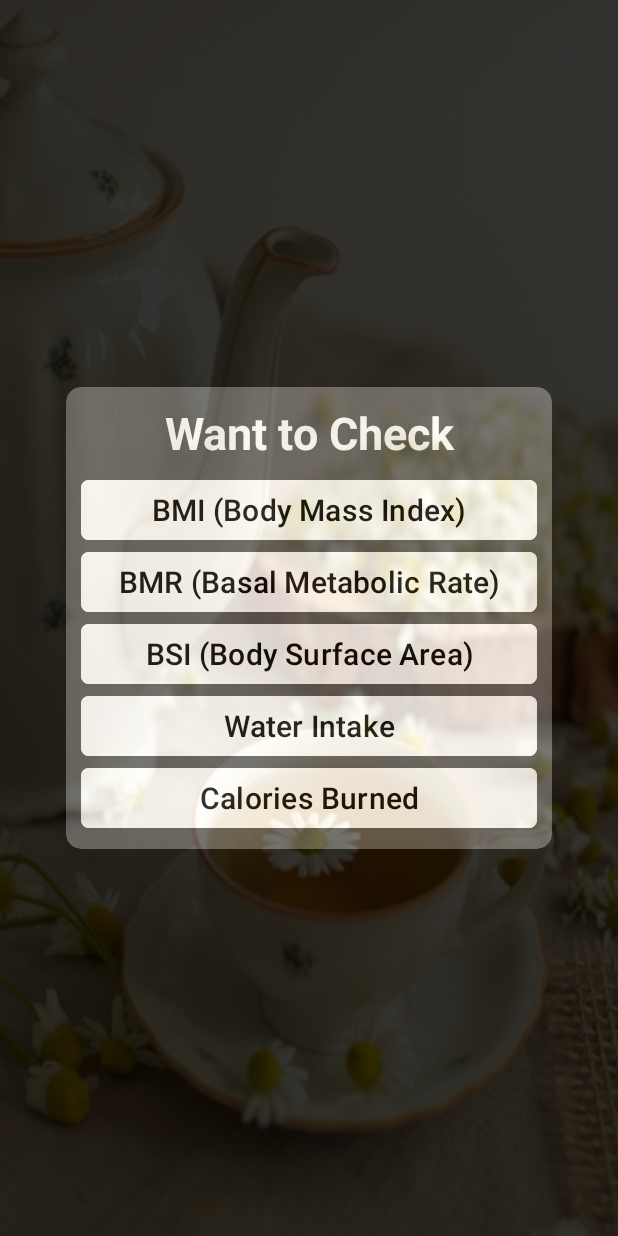
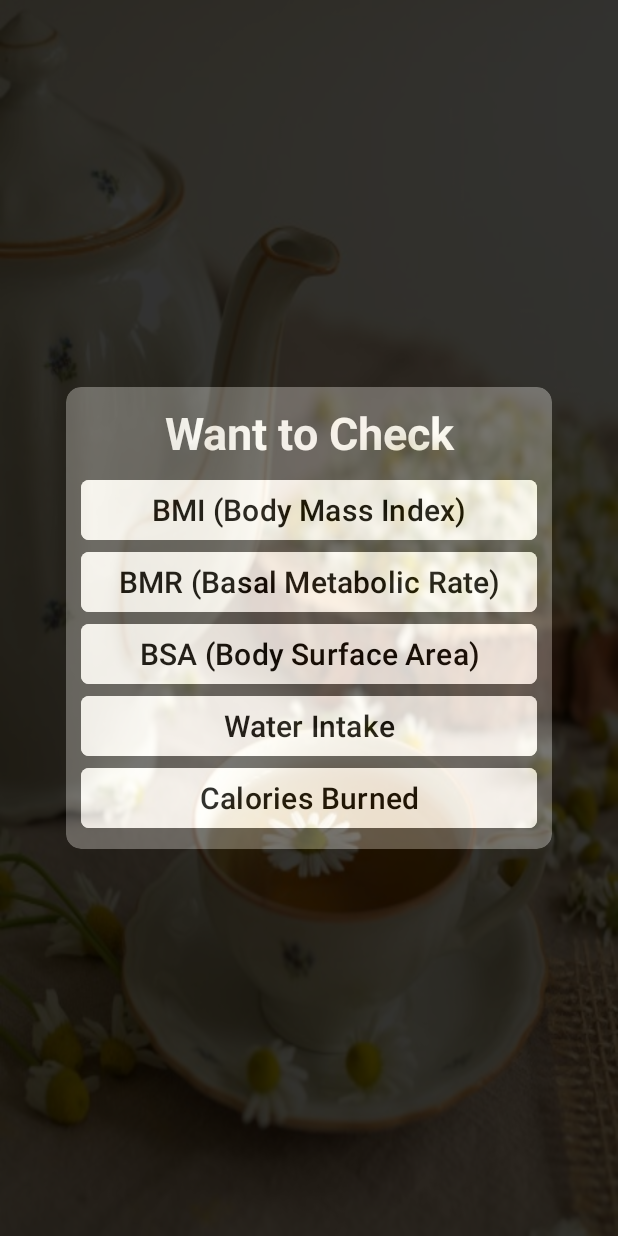
Before and after one commit to Syeda-Mahjabin-Proma/Daily-Fusion, an Android app: the health_check screen opened directly, with no data from a screen before it, on a phone screen of 412 x 824 dp. Run offline under Robolectric (Android 15) with nearby library versions, the phone set to English and light mode, and no system bars.

Commit message:
fixed some error

```diff
--- a/app/src/main/java/com/example/gameplay/calcBSA.java
+++ b/app/src/main/java/com/example/gameplay/calcBSA.java
@@ -49,10 +49,11 @@ public class calcBSA extends AppCompatActivity {
                     double bsa = Math.sqrt((weight * total_height)/3600);
                     String bsaString = String.format("%.2f", bsa);
                     reset_text.setText("Your Body Surface Area is: " + bsaString + " Square Meters.");
+                    Toast.makeText(calcBSA.this, "Your BSA Calculation is Done!!!", Toast.LENGTH_SHORT).show();
                 }
             }
         });
-        Toast.makeText(calcBSA.this, "Your BSA Calculation is Done!!!", Toast.LENGTH_SHORT).show();
+
     }
 
 }
--- a/app/src/main/java/com/example/gameplay/calories_burn.java
+++ b/app/src/main/java/com/example/gameplay/calories_burn.java
@@ -48,10 +48,11 @@ public class calories_burn extends AppCompatActivity {
                     double cal_burn = weight * met * duration;
                     String calString = String.format("%.2f", cal_burn);
                     reset_text.setText("You Burnt " + calString + " Calories Today");
+                    Toast.makeText(calories_burn.this, "Calculation Done!!!", Toast.LENGTH_SHORT).show();
                 }
             }
         });
-        Toast.makeText(calories_burn.this, "Calculation Done!!!", Toast.LENGTH_SHORT).show();
+
     }
 
 }
--- a/app/src/main/res/layout/health_check.xml
+++ b/app/src/main/res/layout/health_check.xml
@@ -65,7 +65,7 @@
                     android:layout_width="1.9in"
                     android:layout_height="wrap_content"
                     android:backgroundTint="@color/white"
-                    android:text="BSI (Body Surface Area)"
+                    android:text="BSA (Body Surface Area)"
                     android:textColor="@color/black"
                     android:textSize="20dp"
                     app:cornerRadius="5dp" />
```
